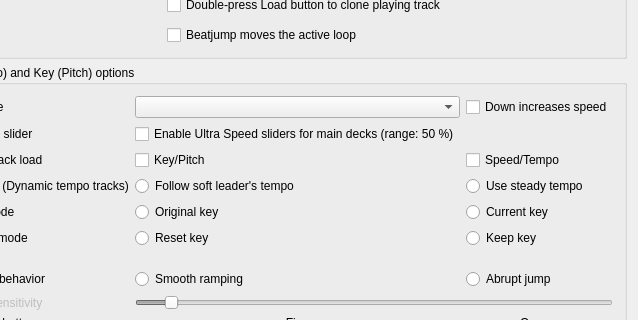
ronso0/mixxx, file src/preferences/dialog/dlgprefdeckdlg.ui: the form before one commit; both pictures show x 86 to 724 and y 235 to 555 of the 724 by 723 pixel window.
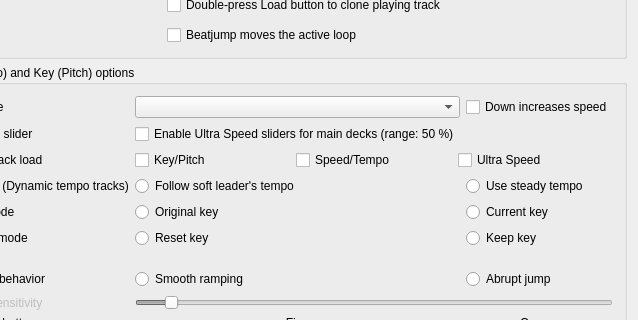
The form after the commit. Custom widgets are drawn as their Qt base class.

Commit message: * rate_ultra: Decks preferences: add reset option for `rate_ultra`

```diff
--- a/src/preferences/dialog/dlgprefdeckdlg.ui
+++ b/src/preferences/dialog/dlgprefdeckdlg.ui
@@ -468,20 +468,31 @@
           </property>
          </widget>
         </item>
-        <item row="2" column="2">
-         <widget class="QCheckBox" name="checkBoxResetSpeed">
-          <property name="text">
-           <string>Speed/Tempo</string>
-          </property>
-         </widget>
-        </item>
-        <item row="2" column="1">
+        <item row="2" column="1" colspan="2">
+         <layout class="QHBoxLayout" name="resetLayout">
+          <item>
          <widget class="QCheckBox" name="checkBoxResetPitch">
           <property name="text">
            <string>Key/Pitch</string>
           </property>
          </widget>
         </item>
+          <item>
+           <widget class="QCheckBox" name="checkBoxResetSpeed">
+            <property name="text">
+             <string>Speed/Tempo</string>
+            </property>
+           </widget>
+          </item>
+          <item>
+           <widget class="QCheckBox" name="checkBoxResetUltraspeed">
+            <property name="text">
+             <string>Ultra Speed</string>
+            </property>
+           </widget>
+          </item>
+         </layout>
+        </item>
         <item row="10" column="0">
          <widget class="QLabel" name="labelSpeedAdjustment">
           <property name="text">
```
Left out of the diff: 1 changed line with no effect on the pictures. Lines whose indentation alone changed are shown as unchanged. The commit also changes 5 other files.
